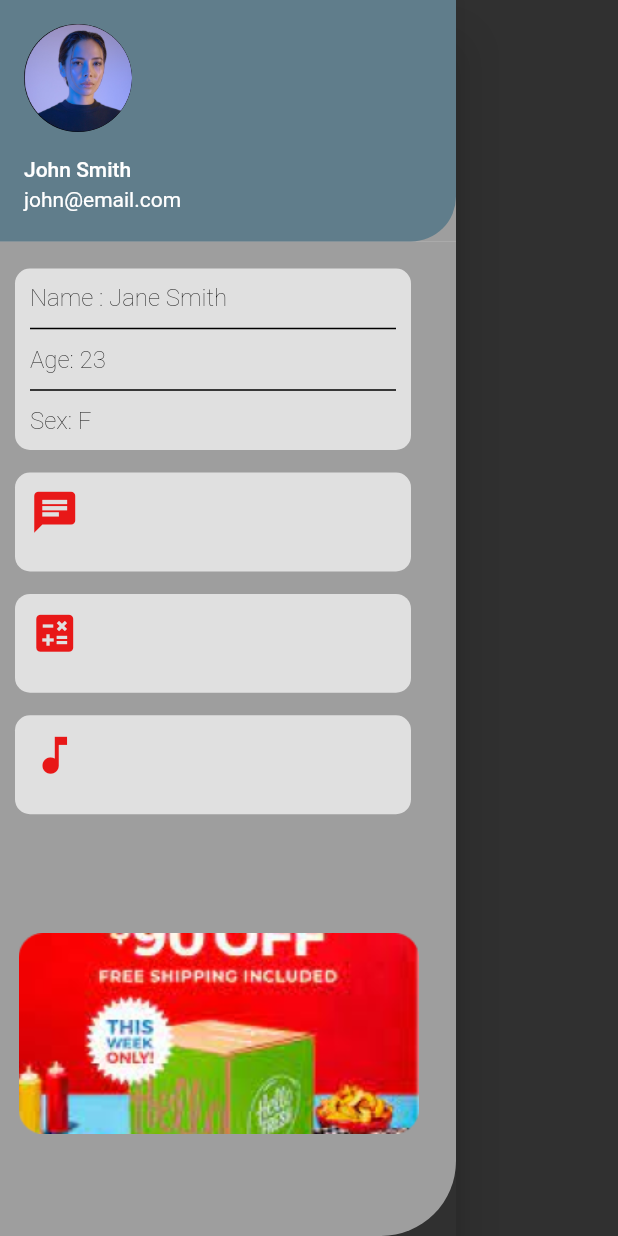
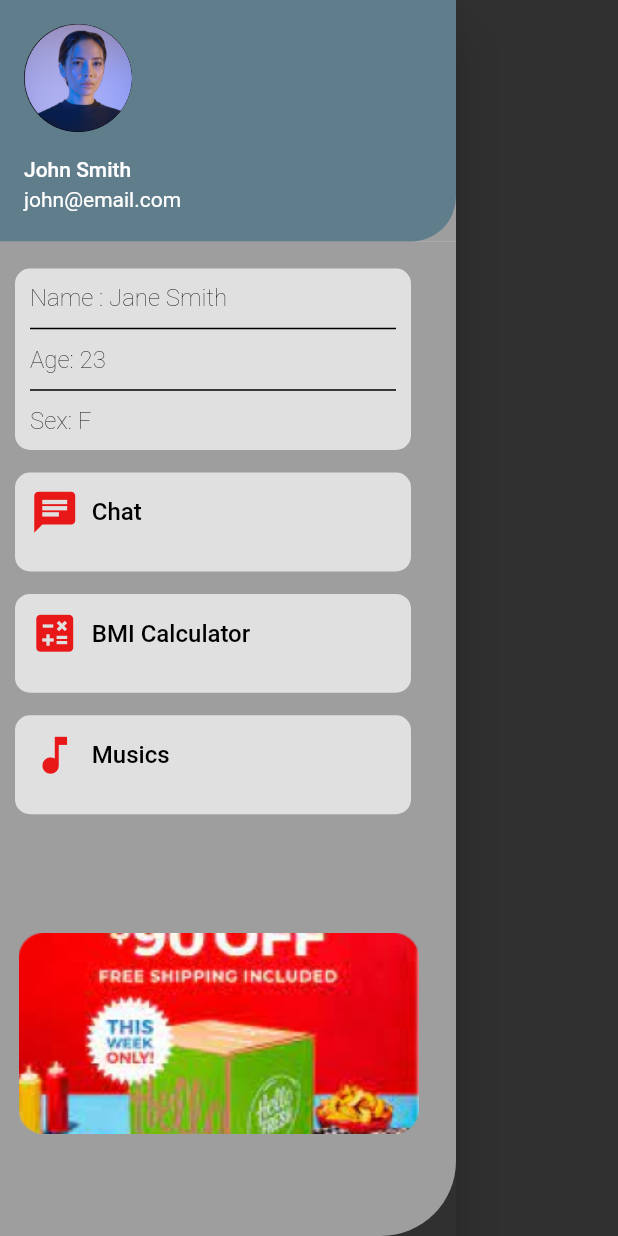
Before and after one commit to Haileliul/fitness, a Flutter app: the DrawerBuilder widget shown alone on an empty page, opened directly, on a phone screen of 412 x 824 dp. Run offline on Flutter 3.47's test engine with Material 2 defaults, Android fonts, the phone set to English and light mode, and no system bars; our stand-ins replace carousel_slider, feather_icons, fl_chart, font_awesome_flutter, google_nav_bar, smooth_page_indicator and 1 more; missing offline and left inert: miniplayer, we_slide; network calls fail.

Commit message:
drawer button title

```diff
--- a/lib/Widgets/drawer_builder.dart
+++ b/lib/Widgets/drawer_builder.dart
@@ -85,12 +85,15 @@ class DrawerBuilder extends StatelessWidget {
                     ),
                     DrawerButton(
                       icon: Icons.chat,
+                      text: 'Chat',
                     ),
                     DrawerButton(
                       icon: Icons.calculate,
+                      text: 'BMI Calculator',
                     ),
                     DrawerButton(
                       icon: Icons.music_note,
+                      text: 'Musics',
                     ),
                   ],
                 ),
@@ -114,9 +117,10 @@ class DrawerBuilder extends StatelessWidget {
 }
 
 class DrawerButton extends StatelessWidget {
-  DrawerButton({required this.icon});
+  DrawerButton({required this.icon, required this.text});
 
   final IconData icon;
+  String text;
 
   @override
   Widget build(BuildContext context) {
@@ -149,10 +153,20 @@ class DrawerButton extends StatelessWidget {
                 child: Column(
                   crossAxisAlignment: CrossAxisAlignment.start,
                   children: [
-                    Icon(
-                      icon,
-                      color: kSecondaryColor,
-                      size: size.width * 0.08,
+                    Row(
+                      children: [
+                        Icon(
+                          icon,
+                          color: kSecondaryColor,
+                          size: size.width * 0.08,
+                        ),
+                        SizedBox(
+                          width: size.width * 0.02,
+                        ),
+                        Text(
+                          text,
+                        ),
+                      ],
                     ),
                   ],
                 ),
```
